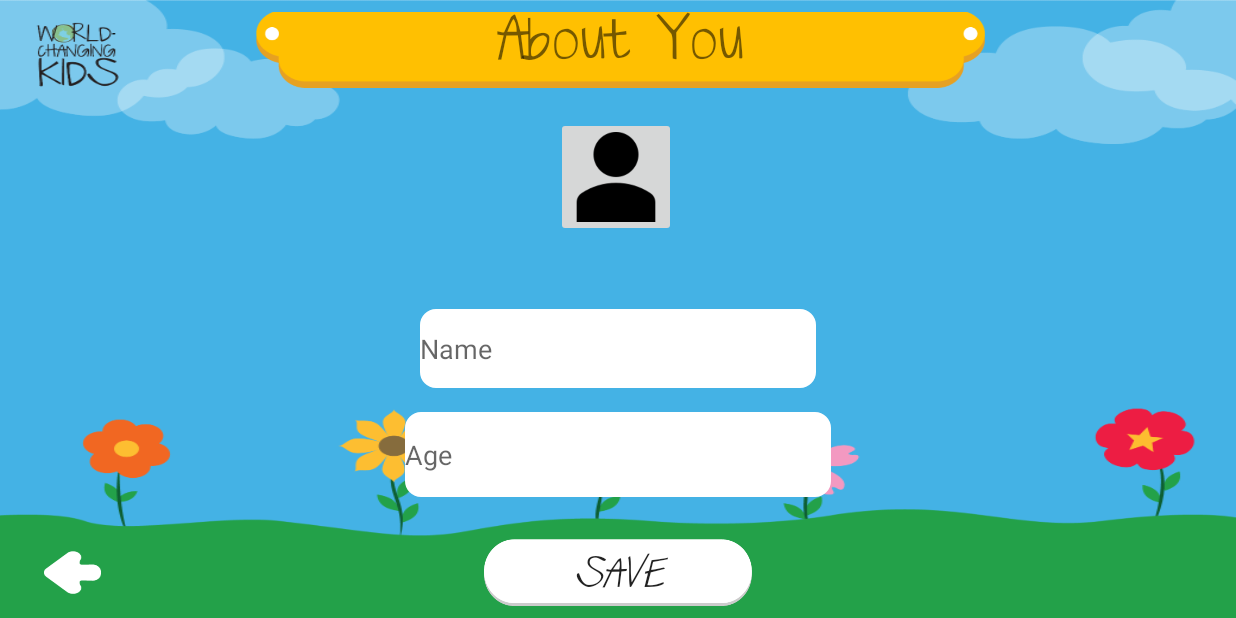
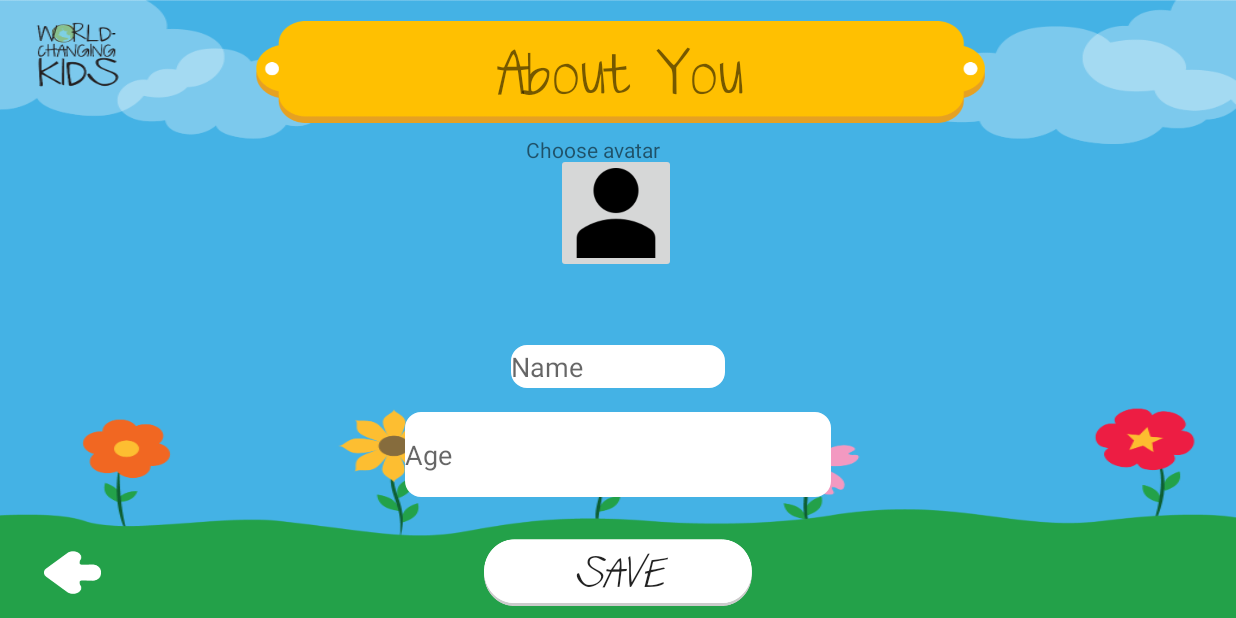
Before and after one commit to dotun73/worldchangingkids-android-master, an Android app: the AddProfileFragment screen opened through its navigation route, on a phone screen of 824 x 412 dp (held sideways). Run offline under Robolectric (Android 15) with nearby library versions, the phone set to English and light mode, and no system bars; our stand-ins replace Firebase (no records; nobody signed in at launch, a user with empty details on screens opened directly); 3 statements that could not run were skipped.

Commit message:
added images , change fragment_add_profile layout

```diff
--- a/app/src/main/res/layout/fragment_add_profile_avatar.xml
+++ b/app/src/main/res/layout/fragment_add_profile_avatar.xml
@@ -227,7 +227,7 @@
         android:layout_width="wrap_content"
         android:layout_height="wrap_content"
         android:orientation="horizontal"
-        app:layout_constraintGuide_percent="0.47" />
+        app:layout_constraintGuide_percent="0.53" />
 
 <!--    <ImageButton-->
 <!--        android:id="@+id/image_btn_avatar_one"-->
@@ -312,4 +312,17 @@
         app:layout_constraintLeft_toLeftOf="parent"
         app:layout_constraintRight_toRightOf="parent" />
 
+    <TextView
+        android:id="@+id/custom_text"
+        android:layout_width="100dp"
+        android:layout_height="100dp"
+        android:layout_marginBottom="40dp"
+        android:scaleType="centerCrop"
+        android:text="@string/custom_text"
+        app:layout_constraintBottom_toTopOf="@+id/name"
+        app:layout_constraintEnd_toEndOf="@+id/custom_avatar"
+        app:layout_constraintHorizontal_bias="0.1"
+        app:layout_constraintLeft_toLeftOf="parent"
+        app:layout_constraintRight_toRightOf="parent" />
+
 </android.support.constraint.ConstraintLayout>
--- a/app/src/main/res/values/strings.xml
+++ b/app/src/main/res/values/strings.xml
@@ -58,6 +58,7 @@
     <string name="avatar_head_title">Head</string>
     <string name="avatar_all_title">All</string>
     <string name="avatar_save_button">Save Avatar</string>
+    <string name="custom_text">Choose avatar</string>
 
     <!-- Act Of Kindness Page-->
     <string name="community_filter">Community</string>
```
Also changed, not shown: app/src/main/java/com/world_changingkids/fragments/AddProfileFragment.java (+91 -87 lines).
